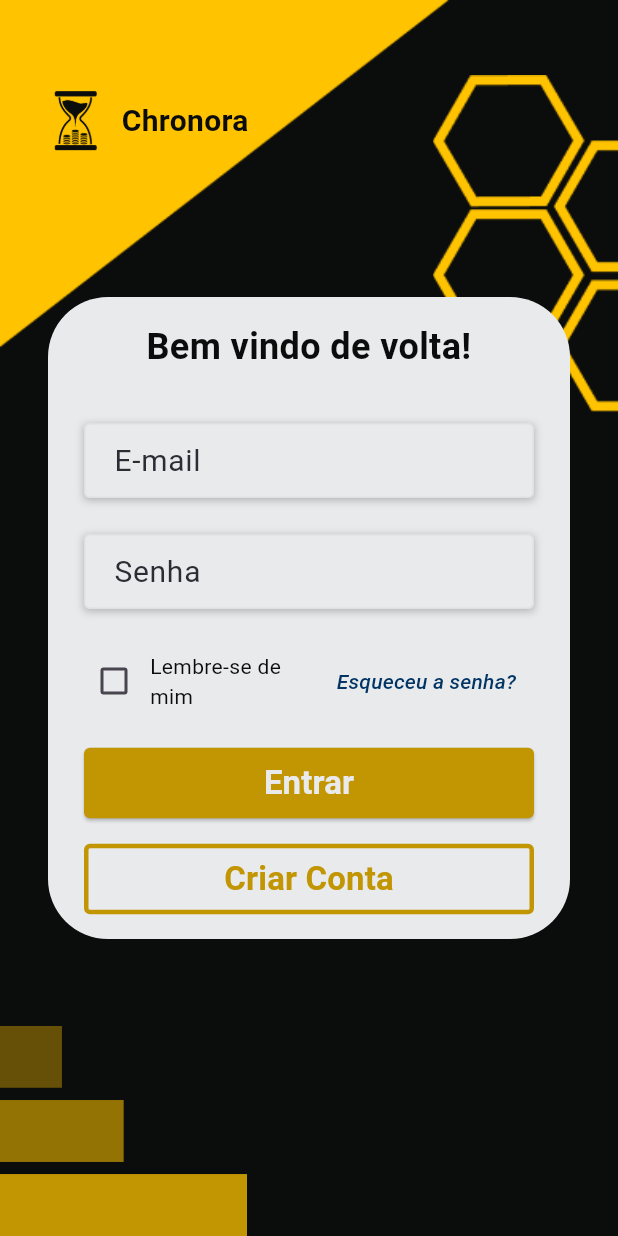
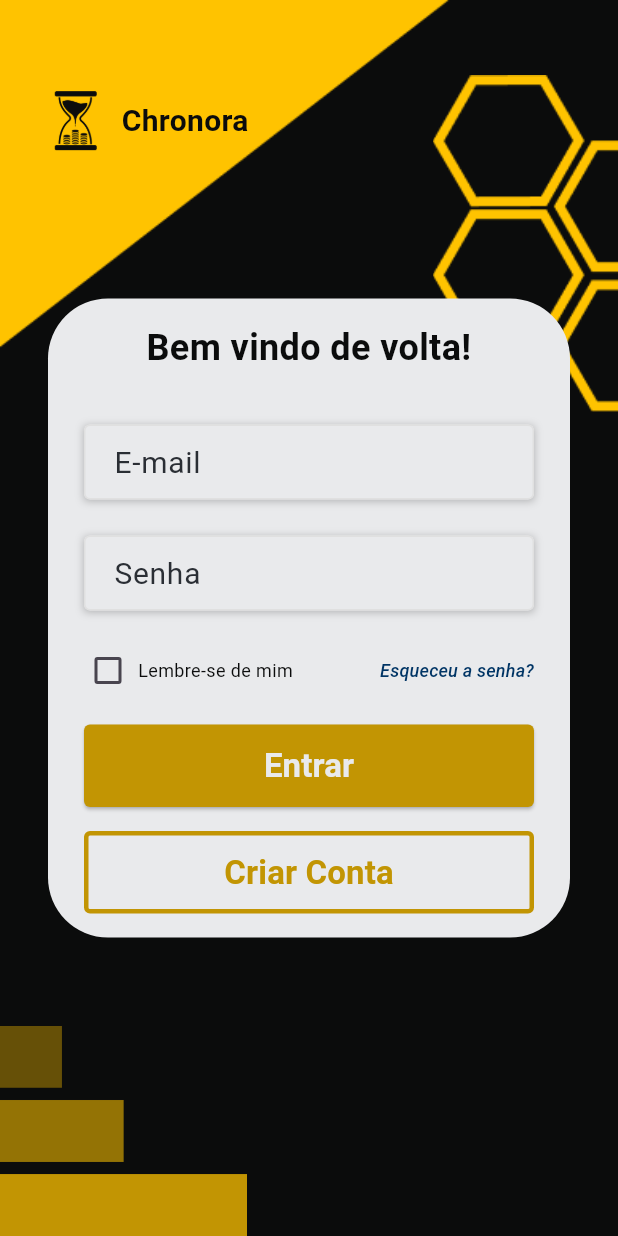
Before and after one commit to Chronora-ADS/Chronora-Flutter, a Flutter app: the screen it shows after launch, on a phone screen of 412 x 824 dp. Run offline on Flutter 3.47's test engine with Material 3 defaults, Android fonts, the phone set to English and light mode, and no system bars; our stand-ins replace file_picker, shared_preferences.

Commit message:
atualizada responsividade do login

```diff
--- a/lib/pages/auth/login_page.dart
+++ b/lib/pages/auth/login_page.dart
@@ -73,18 +73,24 @@ class _LoginPageState extends State<LoginPage> {
 
   @override
   Widget build(BuildContext context) {
+    final screenSize = MediaQuery.of(context).size;
+    final isMobile = screenSize.width < 600;
+
     return BackgroundAuthWidget(
       child: Center(
         child: SingleChildScrollView(
-          padding: const EdgeInsets.all(16),
+          padding: EdgeInsets.all(isMobile ? 16 : 24),
           child: Container(
-            width: MediaQuery.of(context).size.width * 0.9,
+            width: _getContainerWidth(screenSize.width),
             constraints: BoxConstraints(
               maxWidth: 400,
-              minHeight: MediaQuery.of(context).size.height * 0.4,
+              minHeight: _getContainerHeight(screenSize.height),
             ),
-            margin: const EdgeInsets.all(16),
-            padding: const EdgeInsets.symmetric(horizontal: 24, vertical: 16),
+            margin: EdgeInsets.all(isMobile ? 16 : 24),
+            padding: EdgeInsets.symmetric(
+              horizontal: isMobile ? 24 : 32,
+              vertical: isMobile ? 16 : 24,
+            ),
             decoration: BoxDecoration(
               color: AppColors.branco,
               borderRadius: BorderRadius.circular(40),
@@ -110,6 +116,7 @@ class _LoginPageState extends State<LoginPage> {
                     hintText: 'E-mail',
                     controller: _emailController,
                     keyboardType: TextInputType.emailAddress,
+                    isWeb: !isMobile,
                   ),
 
                   const SizedBox(height: 16),
@@ -118,120 +125,13 @@ class _LoginPageState extends State<LoginPage> {
                     hintText: 'Senha',
                     controller: _passwordController,
                     obscureText: true,
+                    isWeb: !isMobile,
                   ),
 
                   const SizedBox(height: 20),
 
-                  // Checkbox "Lembre-se de mim" e "Esqueceu a senha" - CORRIGIDO
-                  LayoutBuilder(
-                    builder: (context, constraints) {
-                      if (constraints.maxWidth < 300) {
-                        return Column(
-                          children: [
-                            SizedBox(
-                              width: double.infinity,
-                              child: Row(
-                                mainAxisAlignment: MainAxisAlignment
-                                    .start, // Alinhado à esquerda
-                                children: [
-                                  Checkbox(
-                                    value: false,
-                                    onChanged: (value) {
-                                      // Implementar lembrar de mim
-                                    },
-                                    materialTapTargetSize:
-                                        MaterialTapTargetSize.shrinkWrap,
-                                  ),
-                                  const SizedBox(width: 4), // Espaço reduzido entre checkbox e texto
-                                  const Flexible(
-                                    child: Text(
-                                      'Lembre-se de mim',
-                                      style: TextStyle(
-                                        color: AppColors.preto,
-                                        fontSize: 12, // Fonte um pouco menor
-                                      ),
-                                      overflow: TextOverflow
-                                          .visible, // Permite que o texto seja visível
-                                    ),
-                                  ),
-                                ],
-                              ),
-                            ),
-                            const SizedBox(height: 8),
-                            SizedBox(
-                              width: double.infinity,
-                              child: TextButton(
-                                onPressed: () {
-                                  // Navegar para esqueci a senha
-                                },
-                                child: const Text(
-                                  'Esqueceu a senha?',
-                                  style: TextStyle(
-                                    color: AppColors.azul,
-                                    fontStyle: FontStyle.italic,
-                                    fontSize: 12, // Fonte um pouco menor
-                                  ),
-                                ),
-                              ),
-                            ),
-                          ],
-                        );
-                      } else {
-                        return SizedBox(
-                          width: double.infinity,
-                          child: Row(
-                            mainAxisAlignment: MainAxisAlignment.spaceBetween,
-                            children: [
-                              Expanded(
-                                child: Row(
-                                  children: [
-                                    Checkbox(
-                                      value: false,
-                                      onChanged: (value) {
-                                        // Implementar lembrar de mim
-                                      },
-                                      materialTapTargetSize:
-                                          MaterialTapTargetSize.shrinkWrap,
-                                    ),
-                                    const SizedBox(
-                                        width:
-                                            4), // Espaço reduzido entre checkbox e texto
-                                    const Flexible(
-                                      child: Text(
-                                        'Lembre-se de mim',
-                                        style: TextStyle(
-                                          color: AppColors.preto,
-                                          fontSize: 14, // Fonte um pouco menor
-                                        ),
-                                        overflow: TextOverflow.visible,
-                                      ),
-                                    ),
-                                  ],
-                                ),
-                              ),
-                              const SizedBox(
-                                  width: 8), // Espaço entre os dois elementos
-                              Flexible(
-                                child: TextButton(
-                                  onPressed: () {
-                                    // Navegar para esqueci a senha
-                                  },
-                                  child: const Text(
-                                    'Esqueceu a senha?',
-                                    style: TextStyle(
-                                      color: AppColors.azul,
-                                      fontStyle: FontStyle.italic,
-                                      fontSize: 14, // Fonte um pouco menor
-                                    ),
-                                  ),
-                                ),
-                              ),
-                            ],
-                          ),
-                        );
-                      }
-                    },
-                  ),
+                  // CORREÇÃO: Checkbox e "Esqueceu a senha" sempre na mesma linha
+                  _buildRememberForgotSection(isMobile),
 
                   const SizedBox(height: 20),
 
@@ -242,7 +142,9 @@ class _LoginPageState extends State<LoginPage> {
                       onPressed: _isLoading ? null : _login,
                       style: ElevatedButton.styleFrom(
                         backgroundColor: AppColors.amareloUmPoucoEscuro,
-                        padding: const EdgeInsets.symmetric(vertical: 8),
+                        padding: EdgeInsets.symmetric(
+                          vertical: isMobile ? 12 : 16,
+                        ),
                         shape: RoundedRectangleBorder(
                           borderRadius: BorderRadius.circular(4),
                         ),
@@ -253,14 +155,13 @@ class _LoginPageState extends State<LoginPage> {
                               height: 20,
                               child: CircularProgressIndicator(
                                 strokeWidth: 2,
-                                valueColor:
-                                    AlwaysStoppedAnimation<Color>(Colors.white),
+                                valueColor: AlwaysStoppedAnimation<Color>(Colors.white),
                               ),
                             )
-                          : const Text(
+                          : Text(
                               'Entrar',
                               style: TextStyle(
-                                fontSize: 22,
+                                fontSize: isMobile ? 22 : 24,
                                 fontWeight: FontWeight.bold,
                                 color: AppColors.branco,
                               ),
@@ -280,8 +181,7 @@ class _LoginPageState extends State<LoginPage> {
                               Navigator.push(
                                 context,
                                 MaterialPageRoute(
-                                  builder: (context) =>
-                                      const AccountCreationPage(),
+                                  builder: (context) => const AccountCreationPage(),
                                 ),
                               );
                             },
@@ -290,15 +190,17 @@ class _LoginPageState extends State<LoginPage> {
                           color: AppColors.amareloUmPoucoEscuro,
                           width: 3,
                         ),
-                        padding: const EdgeInsets.symmetric(vertical: 8),
+                        padding: EdgeInsets.symmetric(
+                          vertical: isMobile ? 12 : 16,
+                        ),
                         shape: RoundedRectangleBorder(
                           borderRadius: BorderRadius.circular(4),
                         ),
                       ),
-                      child: const Text(
+                      child: Text(
                         'Criar Conta',
                         style: TextStyle(
-                          fontSize: 22,
+                          fontSize: isMobile ? 22 : 24,
                           fontWeight: FontWeight.bold,
                           color: AppColors.amareloUmPoucoEscuro,
                         ),
@@ -314,6 +216,77 @@ class _LoginPageState extends State<LoginPage> {
     );
   }
 
+  // MÉTODO NOVO: Constroi a seção "Lembre-se de mim" e "Esqueceu a senha"
+  Widget _buildRememberForgotSection(bool isMobile) {
+    return Row(
+      mainAxisAlignment: MainAxisAlignment.spaceBetween,
+      children: [
+        // Checkbox "Lembre-se de mim"
+        Flexible(
+          child: Row(
+            mainAxisSize: MainAxisSize.min,
+            children: [
+              Checkbox(
+                value: false,
+                onChanged: (value) {
+                  // Implementar lembrar de mim
+                },
+                materialTapTargetSize: MaterialTapTargetSize.shrinkWrap,
+                visualDensity: VisualDensity.compact,
+              ),
+              const SizedBox(width: 4),
+              Flexible(
+                child: Text(
+                  'Lembre-se de mim',
+                  style: TextStyle(
+                    color: AppColors.preto,
+                    fontSize: isMobile ? 12 : 14,
+                  ),
+                  overflow: TextOverflow.ellipsis,
+                ),
+              ),
+            ],
+          ),
+        ),
+
+        const SizedBox(width: 8),
+
+        // "Esqueceu a senha"
+        Flexible(
+          child: TextButton(
+            onPressed: () {
+              // Navegar para esqueci a senha
+            },
+            style: TextButton.styleFrom(
+              padding: EdgeInsets.zero,
+              minimumSize: Size.zero,
+              tapTargetSize: MaterialTapTargetSize.shrinkWrap,
+            ),
+            child: Text(
+              'Esqueceu a senha?',
+              style: TextStyle(
+                color: AppColors.azul,
+                fontStyle: FontStyle.italic,
+                fontSize: isMobile ? 12 : 14,
+              ),
+            ),
+          ),
+        ),
+      ],
+    );
+  }
+
+  double _getContainerWidth(double screenWidth) {
+    if (screenWidth < 600) return screenWidth * 0.9;
+    if (screenWidth < 1200) return screenWidth * 0.7;
+    return screenWidth * 0.4;
+  }
+
+  double _getContainerHeight(double screenHeight) {
+    if (screenHeight < 800) return screenHeight * 0.6;
+    return screenHeight * 0.5;
+  }
+
   @override
   void dispose() {
     _emailController.dispose();
```
